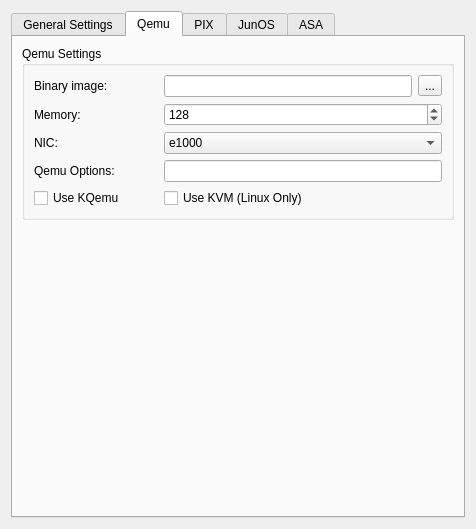
The window that src/GNS3/Ui/ConfigurationPages/Form_PreferencesQemu.ui (GNS3/gns3-legacy) describes before a commit, drawn with Qt 5.
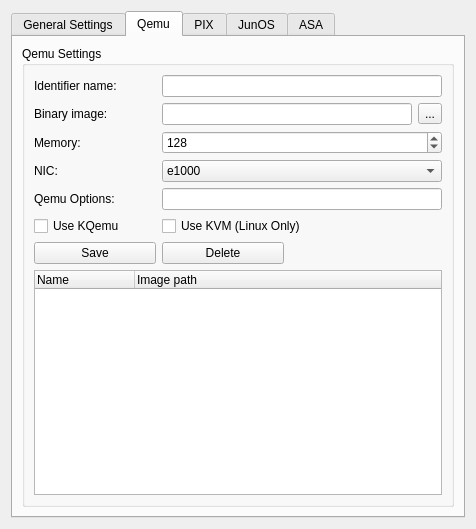
The same window after the commit. The open tabs and pages were chosen to show the change.

Commit message: [*] qemu & qemu-img pathes are recorded in the .net file if needed + slight improvements for the snapshot system

```diff
--- a/src/GNS3/Ui/ConfigurationPages/Form_PreferencesQemu.ui
+++ b/src/GNS3/Ui/ConfigurationPages/Form_PreferencesQemu.ui
@@ -211,6 +211,16 @@
          </property>
          <layout class="QGridLayout" name="gridLayout">
           <item row="0" column="0">
+           <widget class="QLabel" name="label_14">
+            <property name="text">
+             <string>Identifier name:</string>
+            </property>
+           </widget>
+          </item>
+          <item row="0" column="1" colspan="3">
+           <widget class="QLineEdit" name="NameQemuImage"/>
+          </item>
+          <item row="1" column="0">
            <widget class="QLabel" name="label">
             <property name="enabled">
              <bool>true</bool>
@@ -220,10 +230,10 @@
             </property>
            </widget>
           </item>
-          <item row="0" column="1" colspan="2">
+          <item row="1" column="1" colspan="2">
            <widget class="QLineEdit" name="QemuImage"/>
           </item>
-          <item row="0" column="3">
+          <item row="1" column="3">
            <widget class="QToolButton" name="QemuImage_Browser">
             <property name="text">
              <string>...</string>
@@ -233,14 +243,14 @@
             </property>
            </widget>
           </item>
-          <item row="1" column="0">
+          <item row="2" column="0">
            <widget class="QLabel" name="label_20">
             <property name="text">
              <string>Memory:</string>
             </property>
            </widget>
           </item>
-          <item row="1" column="1" colspan="3">
+          <item row="2" column="1" colspan="3">
            <widget class="QSpinBox" name="QemuMemory">
             <property name="minimum">
              <number>1</number>
@@ -256,14 +266,14 @@
             </property>
            </widget>
           </item>
-          <item row="2" column="0">
+          <item row="3" column="0">
            <widget class="QLabel" name="label_10">
             <property name="text">
              <string>NIC:</string>
             </property>
            </widget>
           </item>
-          <item row="2" column="1" colspan="3">
+          <item row="3" column="1" colspan="3">
            <widget class="QComboBox" name="QemuNIC">
             <property name="currentIndex">
              <number>5</number>
@@ -310,46 +320,74 @@
             </item>
            </widget>
           </item>
-          <item row="3" column="0">
+          <item row="4" column="0">
            <widget class="QLabel" name="label_4">
             <property name="text">
              <string>Qemu Options:</string>
             </property>
            </widget>
           </item>
-          <item row="3" column="1" colspan="3">
+          <item row="4" column="1" colspan="3">
            <widget class="QLineEdit" name="QemuOptions"/>
           </item>
-          <item row="4" column="0">
+          <item row="5" column="0">
            <widget class="QCheckBox" name="QemucheckBoxKqemu">
             <property name="text">
              <string>Use KQemu</string>
             </property>
            </widget>
           </item>
-          <item row="4" column="1" colspan="2">
+          <item row="5" column="1" colspan="2">
            <widget class="QCheckBox" name="QemucheckBoxKVM">
             <property name="text">
              <string>Use KVM (Linux Only)</string>
             </property>
            </widget>
           </item>
+          <item row="6" column="1">
+           <widget class="QPushButton" name="DeleteQemuImage">
+            <property name="text">
+             <string>Delete</string>
+            </property>
+           </widget>
+          </item>
+          <item row="6" column="2" colspan="2">
+           <spacer name="horizontalSpacer">
+            <property name="orientation">
+             <enum>Qt::Horizontal</enum>
+            </property>
+            <property name="sizeHint" stdset="0">
+             <size>
+              <width>139</width>
+              <height>20</height>
+             </size>
+            </property>
+           </spacer>
+          </item>
+          <item row="7" column="0" colspan="4">
+           <widget class="QTreeWidget" name="treeWidgetQemuImages">
+            <column>
+             <property name="text">
+              <string>Name</string>
+             </property>
+            </column>
+            <column>
+             <property name="text">
+              <string>Image path</string>
+             </property>
+            </column>
+           </widget>
+          </item>
+          <item row="6" column="0">
+           <widget class="QPushButton" name="SaveQemuImage">
+            <property name="text">
+             <string>Save</string>
+            </property>
+           </widget>
+          </item>
          </layout>
         </widget>
        </item>
-       <item>
-        <spacer name="verticalSpacer_4">
-         <property name="orientation">
-          <enum>Qt::Vertical</enum>
-         </property>
-         <property name="sizeHint" stdset="0">
-          <size>
-           <width>20</width>
-           <height>181</height>
-          </size>
-         </property>
-        </spacer>
-       </item>
       </layout>
      </widget>
      <widget class="QWidget" name="tab_5">
```
Left out of the diff: 2 changed lines with no effect on the pictures. The commit also changes 45 other files.
